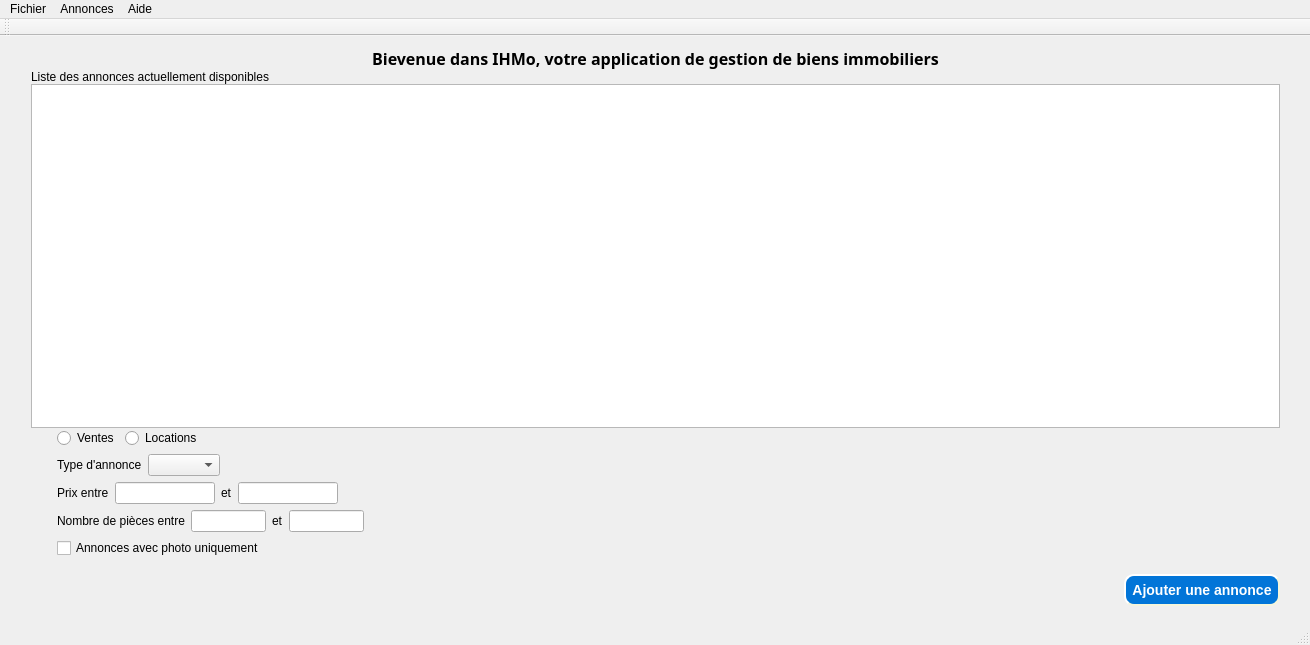
Above: ihmo.ui from tonydd/IHMo before the change. Below: the same form after it.
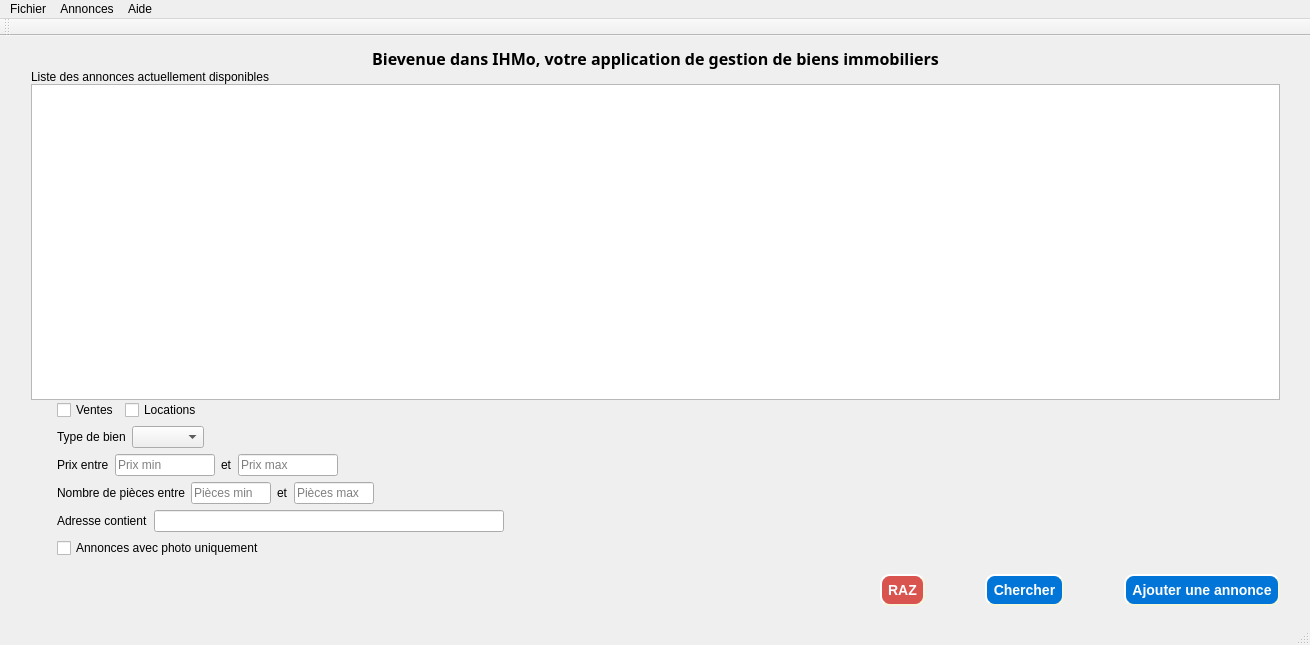
That is the form after the change. Icons and pictures are not drawn.

Commit message: Recherche + confirm delete + setDateModelAnnonce

```diff
--- a/ihmo.ui
+++ b/ihmo.ui
@@ -118,14 +118,14 @@
            <number>0</number>
           </property>
           <item>
-           <widget class="QRadioButton" name="radioButton_2">
+           <widget class="QCheckBox" name="ckb_search_ventes">
             <property name="text">
              <string>Ventes</string>
             </property>
            </widget>
           </item>
           <item>
-           <widget class="QRadioButton" name="radioButton">
+           <widget class="QCheckBox" name="ckb_search_locations">
             <property name="text">
              <string>Locations</string>
             </property>
@@ -157,7 +157,7 @@
           <item>
            <widget class="QLabel" name="label_3">
             <property name="text">
-             <string>Type d'annonce</string>
+             <string>Type de bien</string>
             </property>
            </widget>
           </item>
@@ -202,6 +202,9 @@
               <height>100</height>
              </size>
             </property>
+            <property name="placeholderText">
+             <string>Prix min</string>
+            </property>
            </widget>
           </item>
           <item>
@@ -219,6 +222,9 @@
               <height>16777215</height>
              </size>
             </property>
+            <property name="placeholderText">
+             <string>Prix max</string>
+            </property>
            </widget>
           </item>
           <item>
@@ -255,10 +261,13 @@
            <widget class="QLineEdit" name="lineEdit_3">
             <property name="maximumSize">
              <size>
-              <width>75</width>
+              <width>80</width>
               <height>16777215</height>
              </size>
             </property>
+            <property name="placeholderText">
+             <string>Pièces min</string>
+            </property>
            </widget>
           </item>
           <item>
@@ -272,10 +281,13 @@
            <widget class="QLineEdit" name="lineEdit_4">
             <property name="maximumSize">
              <size>
-              <width>75</width>
+              <width>80</width>
               <height>16777215</height>
              </size>
             </property>
+            <property name="placeholderText">
+             <string>Pièces max</string>
+            </property>
            </widget>
           </item>
           <item>
@@ -293,6 +305,46 @@
           </item>
          </layout>
         </item>
+        <item>
+         <layout class="QHBoxLayout" name="horizontalLayout_4">
+          <property name="leftMargin">
+           <number>15</number>
+          </property>
+          <property name="topMargin">
+           <number>0</number>
+          </property>
+          <item>
+           <widget class="QLabel" name="label_8">
+            <property name="text">
+             <string>Adresse contient</string>
+            </property>
+           </widget>
+          </item>
+          <item>
+           <widget class="QLineEdit" name="txt_search_adresse">
+            <property name="maximumSize">
+             <size>
+              <width>350</width>
+              <height>16777215</height>
+             </size>
+            </property>
+           </widget>
+          </item>
+          <item>
+           <spacer name="horizontalSpacer_6">
+            <property name="orientation">
+             <enum>Qt::Horizontal</enum>
+            </property>
+            <property name="sizeHint" stdset="0">
+             <size>
+              <width>40</width>
+              <height>20</height>
+             </size>
+            </property>
+           </spacer>
+          </item>
+         </layout>
+        </item>
         <item>
          <layout class="QHBoxLayout" name="horizontalLayout_8">
           <property name="leftMargin">
@@ -337,6 +389,29 @@
          </property>
         </spacer>
        </item>
+       <item>
+        <widget class="QPushButton" name="pushButton_3">
+         <property name="cursor">
+          <cursorShape>PointingHandCursor</cursorShape>
+         </property>
+         <property name="styleSheet">
+          <string notr="true">background-color: #d9534f;</string>
+         </property>
+         <property name="text">
+          <string>RAZ</string>
+         </property>
+        </widget>
+       </item>
+       <item>
+        <widget class="QPushButton" name="pushButton">
+         <property name="cursor">
+          <cursorShape>PointingHandCursor</cursorShape>
+         </property>
+         <property name="text">
+          <string>Chercher</string>
+         </property>
+        </widget>
+       </item>
        <item>
         <widget class="QPushButton" name="pushButton_2">
          <property name="cursor">
```
Left out of the diff: 55 changed lines with no effect on the pictures. The commit also changes 6 other files.
